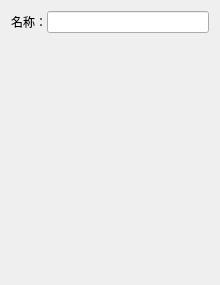
Above: BIDesigner/graphicproperty.ui from lsyeei/dashboard before the change. Below: the same form after it.
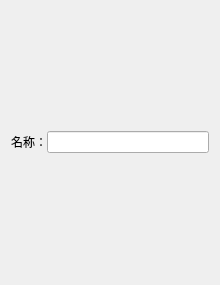
That is the form after the change.

Patch:
```diff
--- a/BIDesigner/graphicproperty.ui
+++ b/BIDesigner/graphicproperty.ui
@@ -11,7 +11,7 @@
    </rect>
   </property>
   <property name="sizePolicy">
-   <sizepolicy hsizetype="Preferred" vsizetype="Preferred">
+   <sizepolicy hsizetype="Preferred" vsizetype="Minimum">
     <horstretch>0</horstretch>
     <verstretch>0</verstretch>
    </sizepolicy>
@@ -20,6 +20,9 @@
    <string>Form</string>
   </property>
   <layout class="QVBoxLayout" name="verticalLayout">
+   <property name="sizeConstraint">
+    <enum>QLayout::SizeConstraint::SetMinimumSize</enum>
+   </property>
    <item>
     <widget class="QWidget" name="commonProperty" native="true">
      <property name="sizePolicy">
@@ -32,6 +35,9 @@
       <property name="spacing">
        <number>0</number>
       </property>
+      <property name="sizeConstraint">
+       <enum>QLayout::SizeConstraint::SetMinimumSize</enum>
+      </property>
       <property name="leftMargin">
        <number>0</number>
       </property>
@@ -47,7 +53,7 @@
       <item>
        <widget class="QLabel" name="label">
         <property name="sizePolicy">
-         <sizepolicy hsizetype="Fixed" vsizetype="Preferred">
+         <sizepolicy hsizetype="Fixed" vsizetype="Fixed">
           <horstretch>0</horstretch>
           <verstretch>0</verstretch>
          </sizepolicy>
@@ -70,31 +76,6 @@
      </layout>
     </widget>
    </item>
-   <item>
-    <widget class="QStackedWidget" name="stackedWidget">
-     <property name="sizePolicy">
-      <sizepolicy hsizetype="Ignored" vsizetype="Ignored">
-       <horstretch>0</horstretch>
-       <verstretch>0</verstretch>
-      </sizepolicy>
-     </property>
-     <property name="minimumSize">
-      <size>
-       <width>0</width>
-       <height>0</height>
-      </size>
-     </property>
-     <property name="frameShape">
-      <enum>QFrame::Shape::NoFrame</enum>
-     </property>
-     <property name="lineWidth">
-      <number>0</number>
-     </property>
-     <property name="currentIndex">
-      <number>-1</number>
-     </property>
-    </widget>
-   </item>
   </layout>
  </widget>
  <resources/>
```
